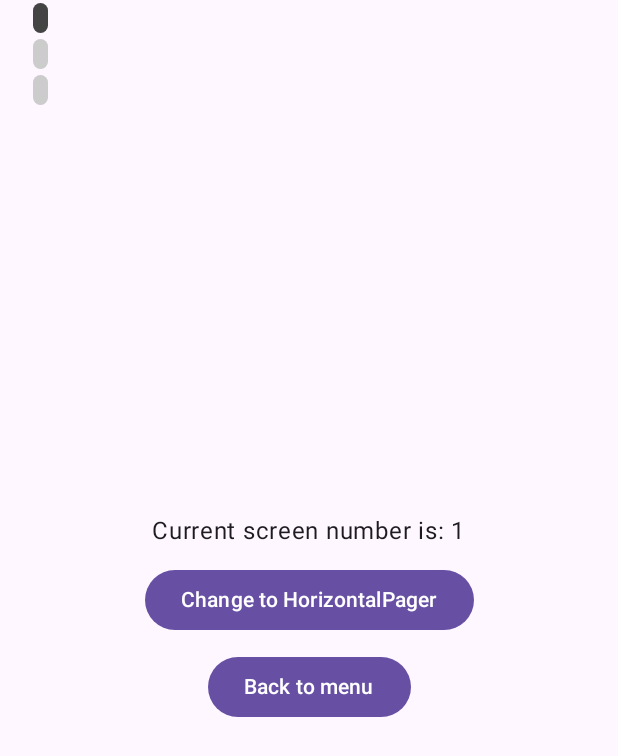
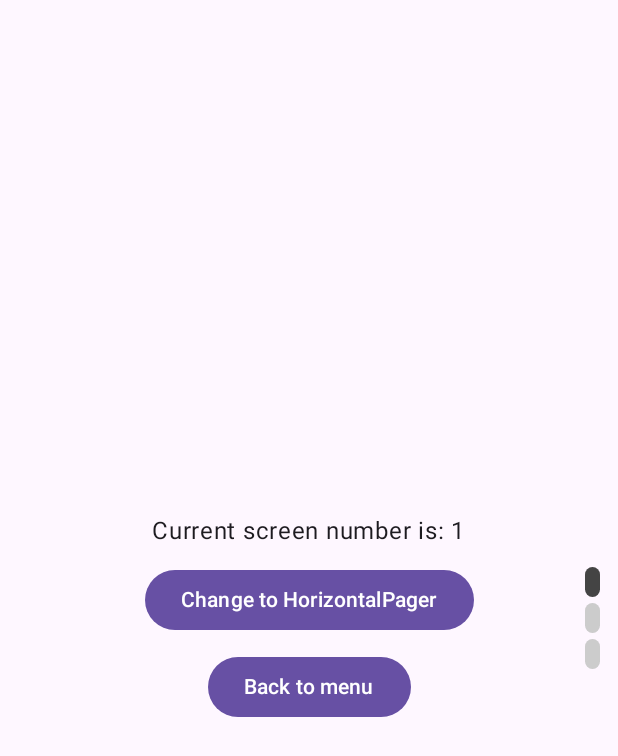
Before and after one commit to RavenZIP/Composia, an Android app built with Jetpack Compose: the PagerScreen screen opened through its navigation route, after a tap on an icon or button, on a phone screen of 412 x 824 dp. Shown: the top 756 px of the screen. Run offline under Robolectric (Android 15) with nearby library versions, the phone set to English and light mode, and no system bars.

Commit message:
VerticalHPagerWithIndicator использовал HorizontalPager, съехали индикаторы

```diff
--- a/composia/src/commonMain/kotlin/io/ravenzip/composia/components/pager/Pager.kt
+++ b/composia/src/commonMain/kotlin/io/ravenzip/composia/components/pager/Pager.kt
@@ -5,7 +5,9 @@ import androidx.compose.foundation.layout.fillMaxSize
 import androidx.compose.foundation.pager.HorizontalPager
 import androidx.compose.foundation.pager.PagerScope
 import androidx.compose.foundation.pager.PagerState
+import androidx.compose.foundation.pager.VerticalPager
 import androidx.compose.runtime.Composable
+import androidx.compose.ui.Alignment
 import androidx.compose.ui.Modifier
 
 @Composable
@@ -14,11 +16,11 @@ fun VerticalHPagerWithIndicator(
     pageContent: @Composable (PagerScope.(Int) -> Unit),
 ) {
     Box(modifier = Modifier.fillMaxSize()) {
-        HorizontalPager(state = pagerState, modifier = Modifier.fillMaxSize()) { content ->
+        VerticalPager(state = pagerState, modifier = Modifier.fillMaxSize()) { content ->
             pageContent(content)
         }
 
-        Box(modifier = Modifier.fillMaxSize()) { VerticalPagerIndicator(pagerState) }
+        Box(modifier = Modifier.align(Alignment.CenterEnd)) { VerticalPagerIndicator(pagerState) }
     }
 }
 
@@ -32,6 +34,8 @@ fun HorizontalPagerWithIndicator(
             pageContent(content)
         }
 
-        Box(modifier = Modifier.fillMaxSize()) { HorizontalPagerIndicator(pagerState) }
+        Box(modifier = Modifier.align(Alignment.BottomCenter)) {
+            HorizontalPagerIndicator(pagerState)
+        }
     }
 }
--- a/composia/src/commonMain/kotlin/io/ravenzip/composia/components/pager/PagerIndicator.kt
+++ b/composia/src/commonMain/kotlin/io/ravenzip/composia/components/pager/PagerIndicator.kt
@@ -24,7 +24,7 @@ private fun PagerIndicator(
                 Modifier.padding(2.dp)
                     .clip(config.shape)
                     .background(config.color)
-                    .size(height = config.width.dp, width = config.height.dp)
+                    .size(height = config.height.dp, width = config.width.dp)
         )
     }
 }
@@ -32,12 +32,14 @@ private fun PagerIndicator(
 @Composable
 fun HorizontalPagerIndicator(
     pagerState: PagerState,
-    selectedIndicatorConfig: PagerIndicatorConfig = PagerIndicatorConfig.SelectedRectangle,
-    unselectedIndicatorConfig: PagerIndicatorConfig = PagerIndicatorConfig.UnselectedRectangle,
-    padding: PaddingValues = PaddingValues(bottom = 20.dp),
+    selectedIndicatorConfig: PagerIndicatorConfig =
+        PagerIndicatorConfig.SelectedHorizontalRectangle,
+    unselectedIndicatorConfig: PagerIndicatorConfig =
+        PagerIndicatorConfig.UnselectedHorizontalRectangle,
+    padding: PaddingValues = PaddingValues(bottom = 10.dp),
 ) {
     Row(
-        modifier = Modifier.wrapContentHeight().fillMaxWidth().padding(padding),
+        modifier = Modifier.fillMaxWidth().padding(padding),
         horizontalArrangement = Arrangement.Center,
     ) {
         PagerIndicator(pagerState, selectedIndicatorConfig, unselectedIndicatorConfig)
@@ -47,12 +49,13 @@ fun HorizontalPagerIndicator(
 @Composable
 fun VerticalPagerIndicator(
     pagerState: PagerState,
-    selectedIndicatorConfig: PagerIndicatorConfig = PagerIndicatorConfig.SelectedRectangle,
-    unselectedIndicatorConfig: PagerIndicatorConfig = PagerIndicatorConfig.UnselectedRectangle,
-    padding: PaddingValues = PaddingValues(start = 20.dp),
+    selectedIndicatorConfig: PagerIndicatorConfig = PagerIndicatorConfig.SelectedVerticalRectangle,
+    unselectedIndicatorConfig: PagerIndicatorConfig =
+        PagerIndicatorConfig.UnselectedVerticalRectangle,
+    padding: PaddingValues = PaddingValues(end = 10.dp),
 ) {
     Column(
-        modifier = Modifier.wrapContentWidth().fillMaxWidth().padding(padding),
+        modifier = Modifier.fillMaxHeight().padding(padding),
         verticalArrangement = Arrangement.Center,
     ) {
         PagerIndicator(pagerState, selectedIndicatorConfig, unselectedIndicatorConfig)
--- a/composia/src/commonMain/kotlin/io/ravenzip/composia/components/pager/PagerIndicatorConfig.kt
+++ b/composia/src/commonMain/kotlin/io/ravenzip/composia/components/pager/PagerIndicatorConfig.kt
@@ -38,7 +38,7 @@ data class PagerIndicatorConfig(
         @Stable val SelectedSquare = UnselectedSquare.copy(color = Color.DarkGray)
 
         @Stable
-        val UnselectedRectangle =
+        val UnselectedHorizontalRectangle =
             PagerIndicatorConfig(
                 height = 10,
                 width = 20,
@@ -46,6 +46,19 @@ data class PagerIndicatorConfig(
                 shape = CircleShape,
             )
 
-        @Stable val SelectedRectangle = UnselectedRectangle.copy(color = Color.DarkGray)
+        @Stable
+        val SelectedHorizontalRectangle = UnselectedHorizontalRectangle.copy(color = Color.DarkGray)
+
+        @Stable
+        val UnselectedVerticalRectangle =
+            PagerIndicatorConfig(
+                height = 20,
+                width = 10,
+                color = Color.LightGray,
+                shape = CircleShape,
+            )
+
+        @Stable
+        val SelectedVerticalRectangle = UnselectedVerticalRectangle.copy(color = Color.DarkGray)
     }
 }
```
